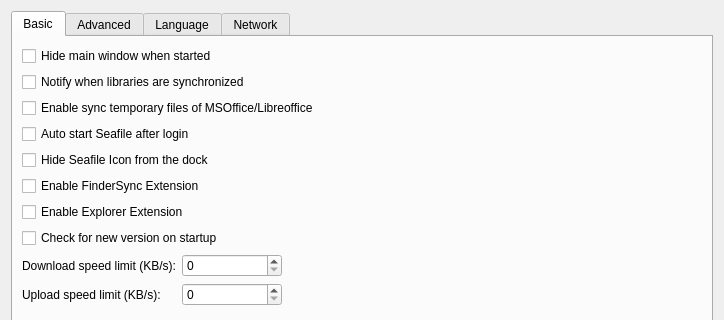
The window that ui/settings-dialog.ui (haiwen/seafile-client) describes before a commit, drawn with Qt 5; both pictures show x 0 to 724 and y 0 to 320 of the 724 by 579 pixel window.
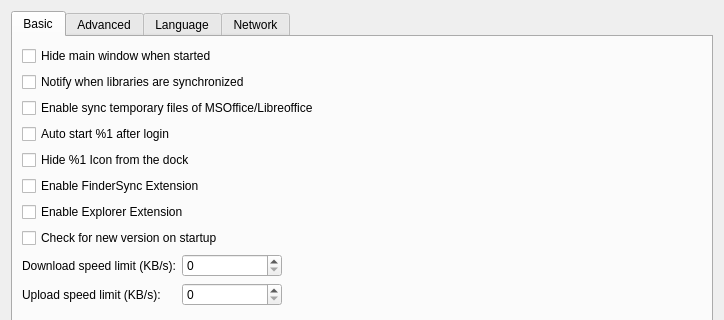
The same window after the commit. The open tabs and pages were chosen to show the change.

```diff
--- a/ui/settings-dialog.ui
+++ b/ui/settings-dialog.ui
@@ -48,14 +48,14 @@
        <item>
         <widget class="QCheckBox" name="mAutoStartCheckBox">
          <property name="text">
-          <string>Auto start Seafile after login</string>
+          <string>Auto start %1 after login</string>
          </property>
         </widget>
        </item>
        <item>
         <widget class="QCheckBox" name="mHideDockIconCheckBox">
          <property name="text">
-          <string>Hide Seafile Icon from the dock</string>
+          <string>Hide %1 Icon from the dock</string>
          </property>
         </widget>
        </item>
```
Left out of the diff: 2 changed lines with no effect on the pictures.
